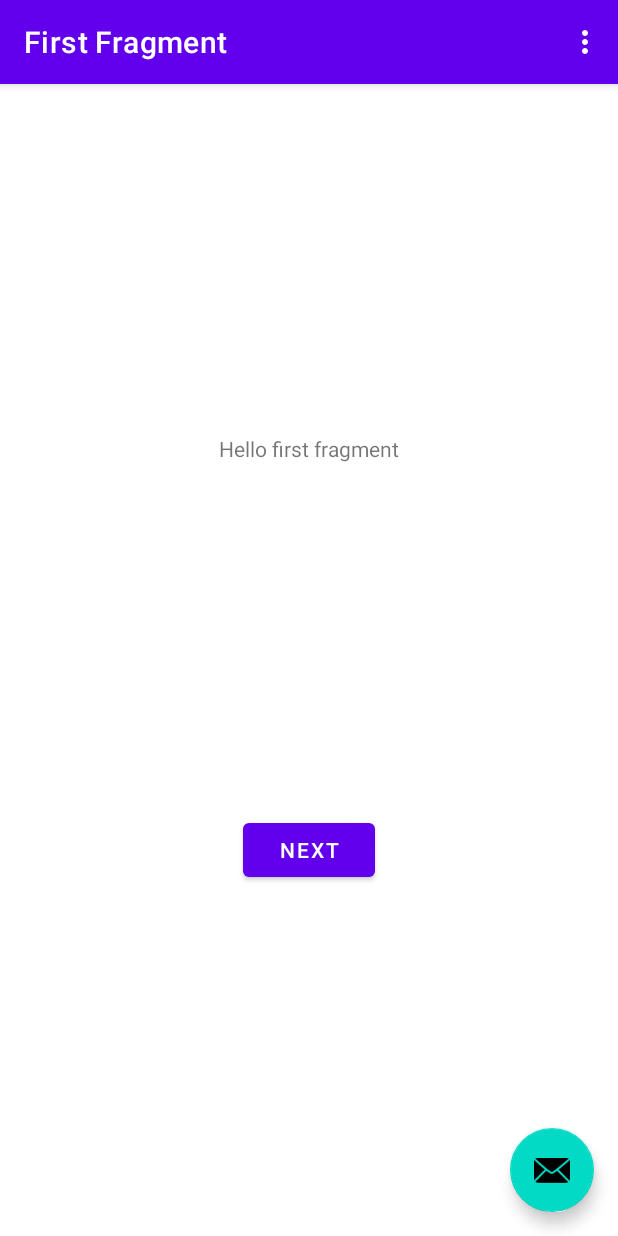
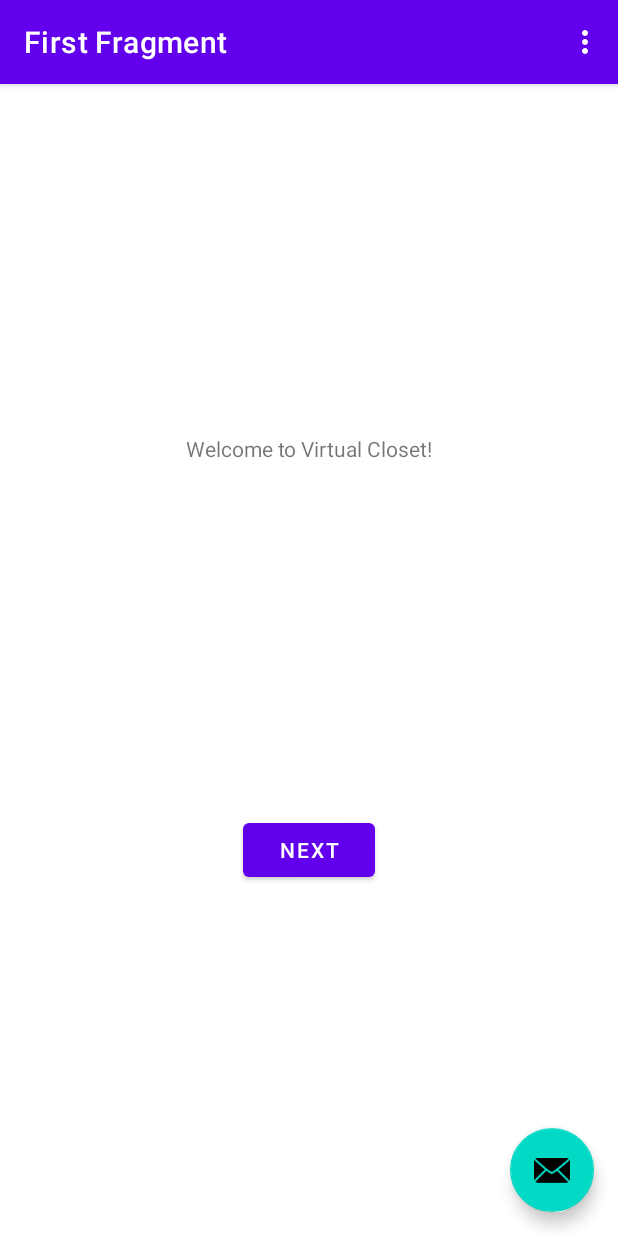
Before and after one commit to alborzk/virtual-closet, an Android app: the screen it shows after launch (MainActivity), on a phone screen of 412 x 824 dp. Run offline under Robolectric (Android 15) with nearby library versions, the phone set to English and light mode, and no system bars; our stand-ins replace navigation-ui.

Commit message:
Initial Setup But Actually For Real This Time You Guys I Did It

```diff
--- a/app/src/main/res/values/strings.xml
+++ b/app/src/main/res/values/strings.xml
@@ -7,6 +7,6 @@
     <string name="next">Next</string>
     <string name="previous">Previous</string>
 
-    <string name="hello_first_fragment">Hello first fragment</string>
+    <string name="hello_first_fragment">Welcome to Virtual Closet!</string>
     <string name="hello_second_fragment">Hello second fragment. Arg: %1$s</string>
 </resources>
```
